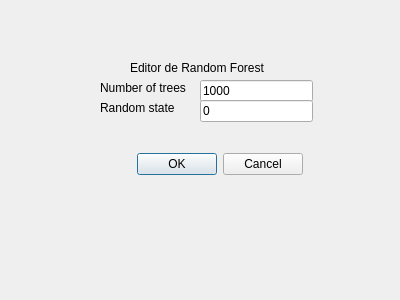
This is Resources/UI/DialogRandomForest.ui in 40CompilerErrors/Proyecto2 as Qt 5 draws it before an edit. The edited form follows.
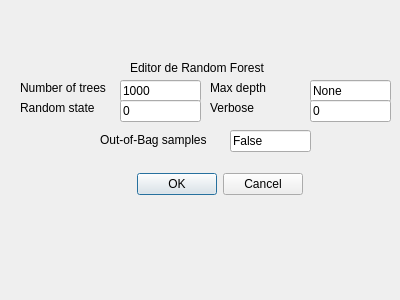
This is the edited form.

Commit message: You can edit Naive Bayes now

The edit to the form file:
```diff
--- a/Resources/UI/DialogRandomForest.ui
+++ b/Resources/UI/DialogRandomForest.ui
@@ -29,9 +29,9 @@
   <widget class="QLineEdit" name="dialog_estimators_RF">
    <property name="geometry">
     <rect>
-     <x>200</x>
+     <x>120</x>
      <y>80</y>
-     <width>113</width>
+     <width>81</width>
      <height>22</height>
     </rect>
    </property>
@@ -46,7 +46,7 @@
    <property name="geometry">
     <rect>
      <x>110</x>
-     <y>150</y>
+     <y>170</y>
      <width>193</width>
      <height>28</height>
     </rect>
@@ -58,7 +58,7 @@
   <widget class="QLabel" name="label_2">
    <property name="geometry">
     <rect>
-     <x>100</x>
+     <x>20</x>
      <y>80</y>
      <width>101</width>
      <height>16</height>
@@ -71,7 +71,7 @@
   <widget class="QLabel" name="label_3">
    <property name="geometry">
     <rect>
-     <x>100</x>
+     <x>20</x>
      <y>100</y>
      <width>91</width>
      <height>16</height>
@@ -84,9 +84,87 @@
   <widget class="QLineEdit" name="dialog_random_RF">
    <property name="geometry">
     <rect>
-     <x>200</x>
+     <x>120</x>
      <y>100</y>
-     <width>113</width>
+     <width>81</width>
+     <height>22</height>
+    </rect>
+   </property>
+   <property name="text">
+    <string>0</string>
+   </property>
+  </widget>
+  <widget class="QLineEdit" name="dialog_depth_RF">
+   <property name="geometry">
+    <rect>
+     <x>310</x>
+     <y>80</y>
+     <width>81</width>
+     <height>22</height>
+    </rect>
+   </property>
+   <property name="text">
+    <string>None</string>
+   </property>
+  </widget>
+  <widget class="QLabel" name="label_4">
+   <property name="geometry">
+    <rect>
+     <x>210</x>
+     <y>80</y>
+     <width>81</width>
+     <height>16</height>
+    </rect>
+   </property>
+   <property name="text">
+    <string>Max depth</string>
+   </property>
+  </widget>
+  <widget class="QLineEdit" name="dialog_oob_RF">
+   <property name="geometry">
+    <rect>
+     <x>230</x>
+     <y>130</y>
+     <width>81</width>
+     <height>22</height>
+    </rect>
+   </property>
+   <property name="text">
+    <string>False</string>
+   </property>
+  </widget>
+  <widget class="QLabel" name="label_5">
+   <property name="geometry">
+    <rect>
+     <x>210</x>
+     <y>100</y>
+     <width>81</width>
+     <height>16</height>
+    </rect>
+   </property>
+   <property name="text">
+    <string>Verbose</string>
+   </property>
+  </widget>
+  <widget class="QLabel" name="label_6">
+   <property name="geometry">
+    <rect>
+     <x>100</x>
+     <y>130</y>
+     <width>121</width>
+     <height>20</height>
+    </rect>
+   </property>
+   <property name="text">
+    <string>Out-of-Bag samples</string>
+   </property>
+  </widget>
+  <widget class="QLineEdit" name="dialog_verbose_RF">
+   <property name="geometry">
+    <rect>
+     <x>310</x>
+     <y>100</y>
+     <width>81</width>
      <height>22</height>
     </rect>
    </property>
```
The commit also changes 3 other files.
